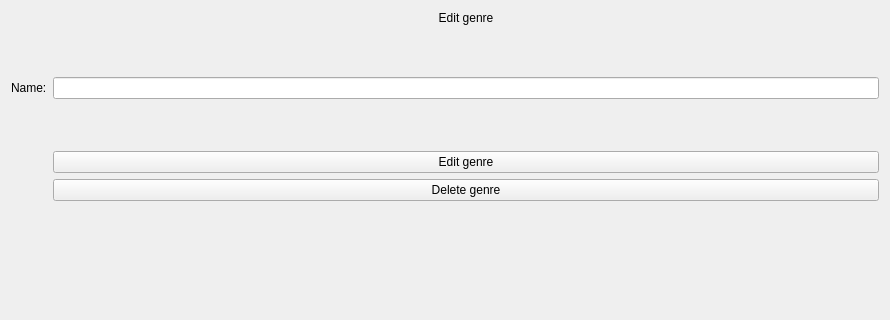
First picture: the form in assets/XML/genre_window.ui, repository nisaia/P-yQt-ersonal-management-system, before the edit; both pictures show x 0 to 890 and y 0 to 320 of the 890 by 730 pixel window.
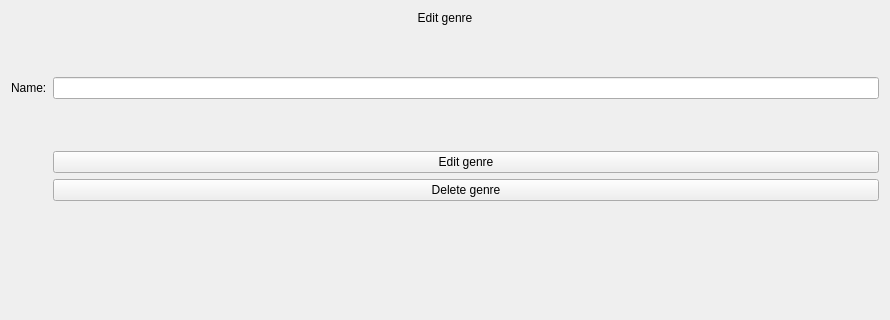
Second picture: the form after the edit.

What changed in the file:
```diff
--- a/assets/XML/genre_window.ui
+++ b/assets/XML/genre_window.ui
@@ -13,27 +13,9 @@
   <property name="windowTitle">
    <string>Form</string>
   </property>
-  <layout class="QVBoxLayout" name="verticalLayout">
-   <item>
     <layout class="QFormLayout" name="formLayout">
-     <item row="1" column="1">
-      <spacer name="verticalSpacer">
-       <property name="orientation">
-        <enum>Qt::Vertical</enum>
-       </property>
-       <property name="sizeType">
-        <enum>QSizePolicy::Preferred</enum>
-       </property>
-       <property name="sizeHint" stdset="0">
-        <size>
-         <width>20</width>
-         <height>40</height>
-        </size>
-       </property>
-      </spacer>
-     </item>
-     <item row="0" column="1">
-      <widget class="QLabel" name="label">
+   <item row="0" column="0" colspan="2">
+    <widget class="QLabel" name="editGenre_label">
        <property name="text">
         <string>Edit genre</string>
        </property>
@@ -42,8 +24,21 @@
        </property>
       </widget>
      </item>
-     <item row="2" column="1">
-      <widget class="QLineEdit" name="name_lineEdit"/>
+   <item row="1" column="0" colspan="2">
+    <spacer name="verticalSpacer">
+     <property name="orientation">
+      <enum>Qt::Vertical</enum>
+     </property>
+     <property name="sizeType">
+      <enum>QSizePolicy::Preferred</enum>
+     </property>
+     <property name="sizeHint" stdset="0">
+      <size>
+       <width>20</width>
+       <height>40</height>
+      </size>
+     </property>
+    </spacer>
      </item>
      <item row="2" column="0">
       <widget class="QLabel" name="label_2">
@@ -52,6 +47,25 @@
        </property>
       </widget>
      </item>
+   <item row="2" column="1">
+    <widget class="QLineEdit" name="genreName_lineEdit"/>
+   </item>
+   <item row="3" column="0" colspan="2">
+    <spacer name="verticalSpacer_2">
+     <property name="orientation">
+      <enum>Qt::Vertical</enum>
+     </property>
+     <property name="sizeType">
+      <enum>QSizePolicy::Preferred</enum>
+     </property>
+     <property name="sizeHint" stdset="0">
+      <size>
+       <width>20</width>
+       <height>40</height>
+      </size>
+     </property>
+    </spacer>
+   </item>
      <item row="4" column="1">
       <widget class="QPushButton" name="editGenre_button">
        <property name="text">
@@ -65,24 +79,6 @@
         <string>Delete genre</string>
        </property>
       </widget>
-     </item>
-     <item row="3" column="1">
-      <spacer name="verticalSpacer_2">
-       <property name="orientation">
-        <enum>Qt::Vertical</enum>
-       </property>
-       <property name="sizeType">
-        <enum>QSizePolicy::Preferred</enum>
-       </property>
-       <property name="sizeHint" stdset="0">
-        <size>
-         <width>20</width>
-         <height>40</height>
-        </size>
-       </property>
-      </spacer>
-     </item>
-    </layout>
    </item>
   </layout>
  </widget>
```
Left out of the diff: 2 changed lines with no effect on the pictures. Lines whose indentation alone changed are shown as unchanged.
